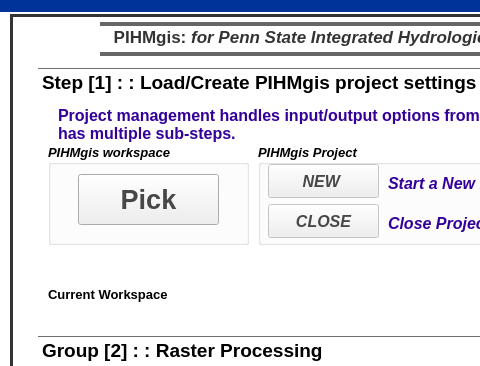
leonard-psu/PIHMgis, file pihmgisdialog.ui: the form before one commit; both pictures show x 0 to 480 and y 0 to 366 of the 839 by 614 pixel window.
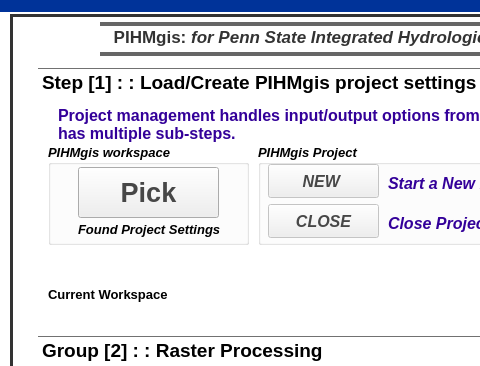
The form after the commit.

Patch:
```diff
--- a/pihmgisdialog.ui
+++ b/pihmgisdialog.ui
@@ -1175,7 +1175,7 @@
       <property name="geometry">
        <rect>
         <x>30</x>
-        <y>30</y>
+        <y>23</y>
         <width>141</width>
         <height>51</height>
        </rect>
@@ -1197,6 +1197,30 @@
        <string>Pick</string>
       </property>
      </widget>
+     <widget class="QLabel" name="label_project_found">
+      <property name="enabled">
+       <bool>true</bool>
+      </property>
+      <property name="geometry">
+       <rect>
+        <x>30</x>
+        <y>70</y>
+        <width>151</width>
+        <height>31</height>
+       </rect>
+      </property>
+      <property name="font">
+       <font>
+        <pointsize>10</pointsize>
+       </font>
+      </property>
+      <property name="text">
+       <string>Found Project Settings</string>
+      </property>
+      <property name="wordWrap">
+       <bool>true</bool>
+      </property>
+     </widget>
     </widget>
     <widget class="QLabel" name="label_home_workspace">
      <property name="geometry">
```
